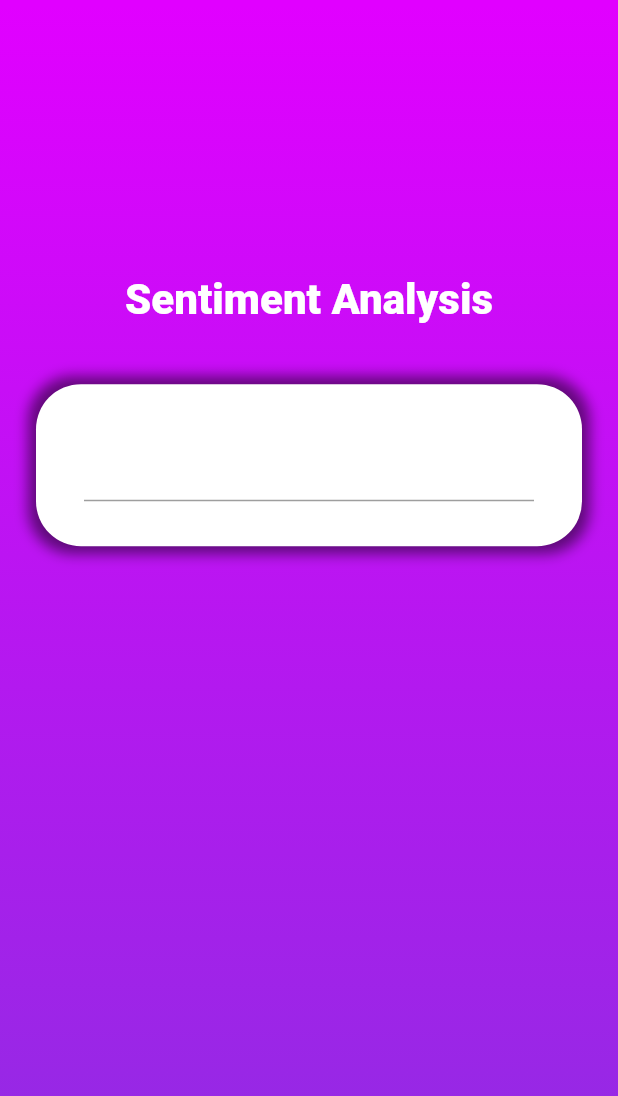
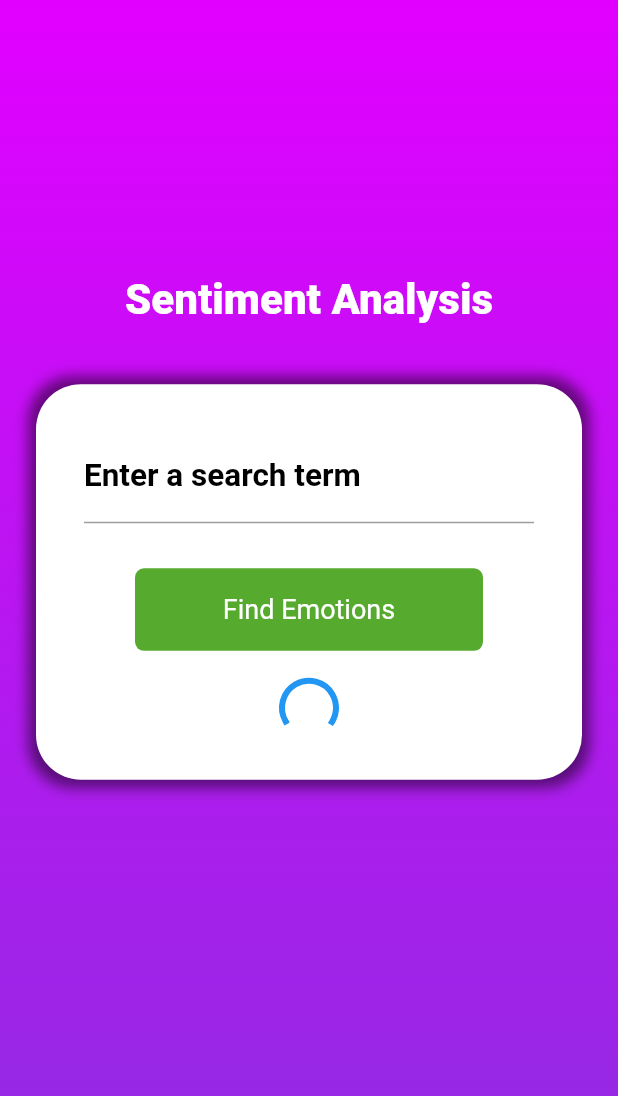
Before and after one commit to imrishuroy/Sentiment-Analysis, a Flutter app: the screen it shows after launch, on a phone screen of 412 x 824 dp. Shown: the top 1096 px of the screen. Run offline on Flutter 3.47's test engine with Material 2 defaults, Android fonts, the phone set to English and light mode, and no system bars; our stand-ins replace splashscreen.

Commit message:
Project Completed

```diff
--- a/lib/homescreen.dart
+++ b/lib/homescreen.dart
@@ -1,4 +1,38 @@
 import 'package:flutter/material.dart';
+import 'package:http/http.dart' as http;
+import 'dart:convert';
+
+class APIservice {
+  static const apikey = 'ee98872aefmsh6569140441850f9p1f6f0djsn2d0353056515';
+  static const baseURl =
+      'https://twinword-twinword-bundle-v1.p.rapidapi.com/word_associations/';
+  static const Map<String, String> header = {
+    "content-type": "application/x-www-form-urlencoded",
+    "x-rapidapi-key": apikey,
+    "x-rapidapi-host": "twinword-twinword-bundle-v1.p.rapidapi.com",
+    "useQueryString": "true",
+  };
+
+  Future<SentAna> post({@required Map<String, String> query}) async {
+    final response = await http.post(baseURl, headers: header, body: query);
+
+    if (response.statusCode == 200) {
+      print('Success' + response.body);
+      return SentAna.fromJson(json.decode(response.body));
+    } else {
+      throw Exception('Failed to load data');
+    }
+  }
+}
+
+class SentAna {
+  final String emotions;
+  SentAna({this.emotions});
+
+  factory SentAna.fromJson(Map<String, dynamic> json) {
+    return SentAna(emotions: json['emotions_detected'][0]);
+  }
+}
 
 class HomeScreen extends StatefulWidget {
   @override
@@ -8,6 +42,10 @@ class HomeScreen extends StatefulWidget {
 class _HomeScreenState extends State<HomeScreen> {
   bool _loading = true;
   final mycontroller = TextEditingController();
+
+  APIservice apiservice = APIservice();
+  Future<SentAna> analysis;
+
   @override
   Widget build(BuildContext context) {
     return Scaffold(
@@ -67,16 +105,71 @@ class _HomeScreenState extends State<HomeScreen> {
                                         fontWeight: FontWeight.w600,
                                       ),
                                       decoration: InputDecoration(
-                                        labelStyle: TextStyle(
-                                          color: Colors.black,
-                                          fontSize: 21,
-                                        ),
-                                      ),
+                                          labelStyle: TextStyle(
+                                            color: Colors.black,
+                                            fontSize: 21,
+                                          ),
+                                          labelText: 'Enter a search term'),
                                     ),
+                                    SizedBox(height: 30),
                                   ],
                                 ),
                               )
                             : Container(),
+                      ),
+                    ),
+                    Container(
+                      width: MediaQuery.of(context).size.width,
+                      child: Column(
+                        children: [
+                          GestureDetector(
+                            onTap: () {
+                              setState(() {
+                                // _loading = false;
+                                print(mycontroller.text);
+                                analysis = apiservice
+                                    .post(query: {'text': mycontroller.text});
+                              });
+                            },
+                            child: Container(
+                              width: MediaQuery.of(context).size.width - 180,
+                              alignment: Alignment.center,
+                              padding: EdgeInsets.symmetric(
+                                horizontal: 24,
+                                vertical: 17,
+                              ),
+                              decoration: BoxDecoration(
+                                color: Color(0xff56ab2f),
+                                borderRadius: BorderRadius.circular(6),
+                              ),
+                              child: Text(
+                                'Find Emotions',
+                                style: TextStyle(
+                                  fontSize: 18,
+                                  color: Colors.white,
+                                ),
+                              ),
+                            ),
+                          ),
+                          SizedBox(height: 20),
+                          FutureBuilder<SentAna>(
+                            future: analysis,
+                            builder: (context, snapshot) {
+                              if (snapshot.hasData) {
+                                return Text(
+                                  'Predection is : ' + snapshot.data.emotions,
+                                  style: TextStyle(
+                                    color: Colors.black,
+                                    fontSize: 29.0,
+                                  ),
+                                );
+                              } else if (snapshot.hasError) {
+                                return Text('${snapshot.error}');
+                              }
+                              return CircularProgressIndicator();
+                            },
+                          ),
+                        ],
                       ),
                     )
                   ],
@@ -89,3 +182,7 @@ class _HomeScreenState extends State<HomeScreen> {
     );
   }
 }
+
+// BKscdk080#
+
+// @Pxjkks910
--- a/pubspec.yaml
+++ b/pubspec.yaml
@@ -24,6 +24,7 @@ dependencies:
   flutter:
     sdk: flutter
   cupertino_icons: ^1.0.0
+  http: ^0.12.2
   splashscreen: ^1.3.5
 
 dev_dependencies:
```
Also changed, not shown: pubspec.lock.
